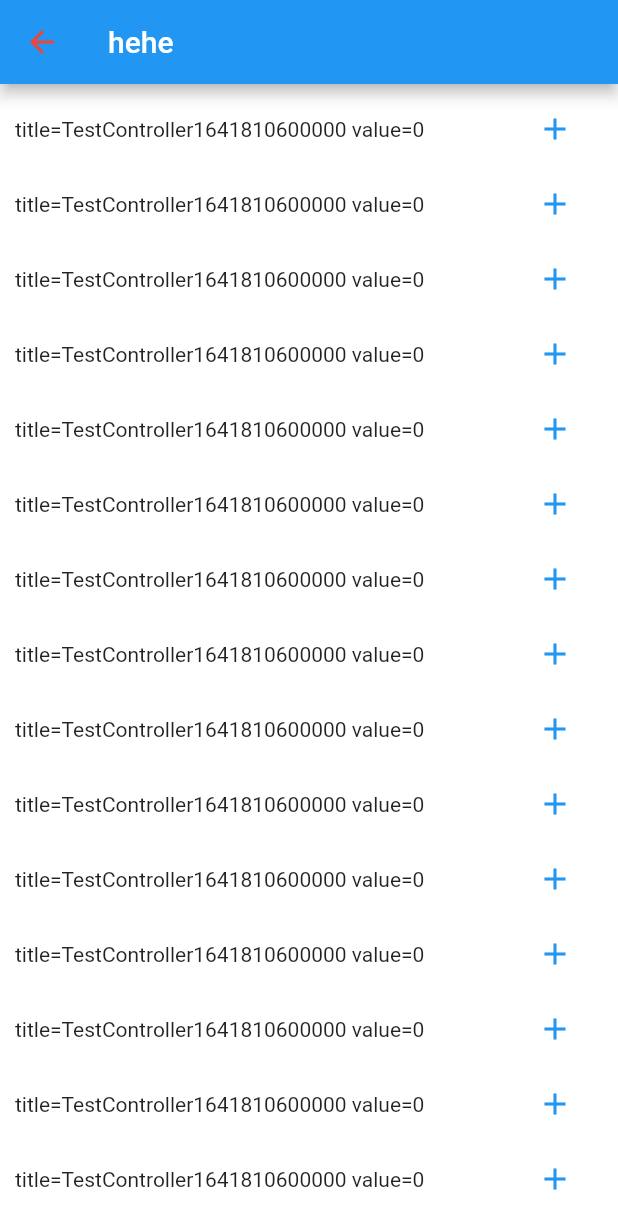
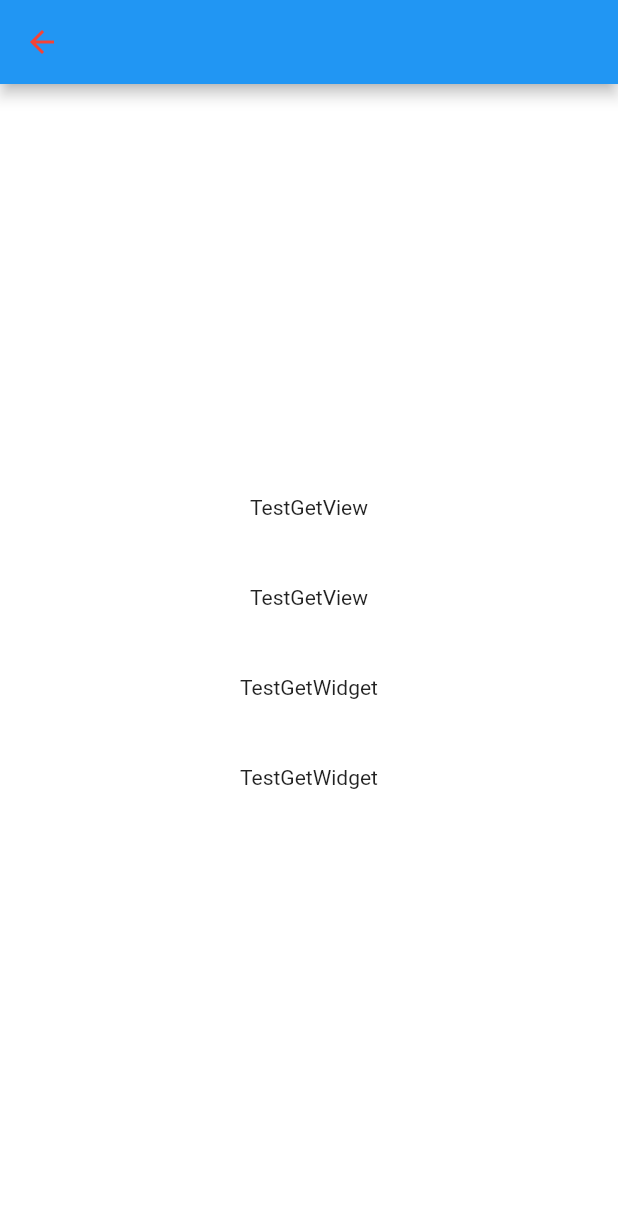
Before and after one commit to iBinbro/fluterApp, a Flutter app: the TestControllerPage screen opened directly, on a phone screen of 412 x 824 dp. Shown: the top 1229 px of the screen. Run offline on Flutter 3.47's test engine with Material 2 defaults, Android fonts, the phone set to English and light mode, and no system bars; our stand-ins replace cached_network_image, date_format, dio, flutter_html, flutter_swiper_null_safety, flutter_widget_from_html and 5 more; missing offline and left inert: circle_list, flutter_inappwebview, flutter_webview_plugin; accounts and stored records are empty.

Commit message:
Get反复进行put测试；GetView GetWidget的区别；

```diff
--- a/flutter_app_study_widgets/lib/main.dart
+++ b/flutter_app_study_widgets/lib/main.dart
@@ -23,6 +23,7 @@ import 'package:flutter_app_study_widgets/appWebviewDemos.dart';
 import 'package:flutter_app_study_widgets/appbar.dart';
 import 'package:flutter_app_study_widgets/appsliverappbar.dart';
 import 'package:flutter_app_study_widgets/assertsImageIcon.dart';
+import 'package:flutter_app_study_widgets/expanded_flexible_text.dart';
 import 'package:get/state_manager.dart';
 import 'appBottomNavigationBar.dart';
 import 'package:get/get.dart';
@@ -58,6 +59,7 @@ class MyApp extends StatelessWidget {
     "async await Future",
     "circle_list 圆形旋转widget 第三方组件使用",
     "webview 各类第三方库",
+    "ExpandedFlexibleText",
   ];
 
   @override
@@ -306,6 +308,11 @@ class MyApp extends StatelessWidget {
                       Get.to(() => WebViews());
                     }
                     break;
+                  case 25:
+                    {
+                      Get.to(() => ExpandedFlexibleText());
+                    }
+                    break;
                 }
               },
             );
--- /dev/null
+++ b/getx_guide/lib/get_controller_study.dart
@@ -0,0 +1,108 @@
+import 'package:flutter/material.dart';
+import 'package:get/get.dart';
+
+//*******GetView GetWidget*******
+//
+
+class TestController extends GetxController {
+  String title = "TestController";
+
+  int testValue = DateTime.now().millisecondsSinceEpoch;
+
+  @override
+  void onInit() {
+    // TODO: implement onInit
+    super.onInit();
+    print("onInit testValue = ${testValue}");
+  }
+}
+
+class TestBindings extends Bindings {
+  @override
+  void dependencies() {
+    //每次Get.find<TestController>()会重新生成一个新的Controller
+    // Get.create(() => TestController());
+    //每次Get.find<TestController>()会返回相同的一个controller
+
+    TestController testController2 = TestController();
+    testController2.testValue = 2;
+    Get.put(testController2);
+    // Get.create(() => testController2);
+
+    TestController testController = TestController();
+    testController.testValue = 1;
+    Get.put(testController);
+    // Get.create(() => testController);
+
+    //这里打印出来的是2  而不是1 后面put的并不会替换掉先put的 put换成create也是一样的效果
+    print("${Get.find<TestController>().testValue}");
+  }
+}
+
+class TestGetView extends GetView<TestController>{
+  @override
+  Widget build(BuildContext context) {
+
+    Get.put(TestController());
+
+    return GestureDetector(
+      onTap: () {
+        //如果controller是create 每一次的controller都是重新生成的
+        // print("TestGetView testValue = ${controller.testValue}");
+
+        TestController testController = TestController();
+        testController.testValue = 999;
+        Get.put(testController, tag: "123");
+        print("TestGetView testValue = ${Get.find<TestController>(tag: "123").testValue}");
+      },
+      child: Container(
+        margin: EdgeInsetsDirectional.only(top: 10),
+        height: 50,
+        child: Text("TestGetView"),
+      ),
+    );
+  }
+}
+
+class TestGetWidget extends GetWidget<TestController>{
+  @override
+  Widget build(BuildContext context) {
+
+    Get.put(TestController());
+
+    return GestureDetector(
+      onTap: () {
+        print("TestGetWidget testValue = ${controller.testValue}");
+      },
+      child: Container(
+        margin: EdgeInsetsDirectional.only(top: 10),
+        height: 50,
+        child: Text("TestGetWidget"),
+      ),
+    );
+  }
+}
+
+class TestControllerPage extends StatelessWidget {
+  const TestControllerPage({Key? key}) : super(key: key);
+
+  @override
+  Widget build(BuildContext context) {
+    return Scaffold(
+      appBar: AppBar(
+        // title: Text(Get.find<TestController>().title),
+      ),
+      body: Center(
+        child: Column(
+          mainAxisSize: MainAxisSize.min,
+          children: [
+            TestGetView(),
+            TestGetView(),
+            TestGetWidget(),
+            TestGetWidget(),
+          ],
+        ),
+      ),
+    );
+  }
+}
--- a/getx_guide/lib/main.dart
+++ b/getx_guide/lib/main.dart
@@ -1,5 +1,7 @@
 import 'package:flutter/material.dart';
 import 'package:get/get.dart';
+
+import 'get_controller_study.dart';
 
 void main() {
   runApp(const MyApp());
@@ -12,7 +14,7 @@ class MyApp extends StatelessWidget {
   Widget build(BuildContext context) {
     return GetMaterialApp(
       title: 'Getx_Guide',
-      getPages: [GetPage(name: "/123", page: () => HandelControllerPage())],
+      getPages: [GetPage(name: "/123", page: () => TestControllerPage())],
       home: const MyHomePage(title: 'Getx_Guide'),
     );
   }
@@ -45,128 +47,9 @@ class _MyHomePageState extends State<MyHomePage> {
               onPressed: () {
                 Get.to(() {
                   return TestControllerPage();
-                }, binding: CountItemBindings());
+                }, binding: TestBindings());
               },
-              child: Icon(Icons.add))),
+              child: Icon(Icons.arrow_forward))),
     );
   }
 }
-
-class TestController extends GetxController {
-  String title = "TestController${DateTime.now().millisecondsSinceEpoch}";
-
-  var intValue = 0.obs;
-}
-
-class TestControllerPage extends StatelessWidget {
-  TestController testController = Get.put(TestController(), tag: "13131321");
-
-  @override
-  Widget build(BuildContext context) {
-    return Scaffold(
-      appBar: AppBar(
-        title: Text("hehe"),
-      ),
-      body: Center(child: ListView.builder(itemBuilder: (context, index) {
-        return Container(
-          padding: EdgeInsetsDirectional.only(
-            start: 10,
-            end: 10,
-            top: 10,
-          ),
-          height: 50,
-          child: CountItem(),
-        );
-      })),
-    );
-  }
-}
-
-class PartController extends GetxController {
-  String title = "PartController${DateTime.now().millisecond}";
-  var intValue = 0.obs;
-}
-
-class CountItemBindings extends Bindings {
-  @override
-  void dependencies() {
-    Get.create(() => TestController());
-    // Get.put(TestController());
-  }
-}
-
-class CountItem extends GetWidget {
-
-  @override
-  // TODO: implement tag
-  String? get tag => super.tag;
-
-  @override
-  // TODO: implement controller
-  get controller => super.controller;
-
-  @override
-  Widget build(BuildContext context) {
-    TestController testController = Get.find();
-
-    return Row(
-      mainAxisAlignment: MainAxisAlignment.spaceBetween,
-      children: [
-        Obx(() {
-          return Text(
-              "title=${testController.title} value=${testController.intValue}");
-        }),
-        TextButton(
-            onPressed: () {
-              // testController.intValue = testController.intValue + 1;
-              Get.to(() {
-                return TestControllerPage();
-              }, preventDuplicates: false, binding: CountItemBindings());
-            },
-            child: Icon(Icons.add))
-      ],
-    );
-  }
-}
-
-class HandelControllerPage extends StatefulWidget {
-  const HandelControllerPage({Key? key}) : super(key: key);
-
-  @override
-  _HandelControllerPageState createState() => _HandelControllerPageState();
-}
-
-class _HandelControllerPageState extends State<HandelControllerPage> {
-  // @override
-  // void initState() {
-  //   // TODO: implement initState
-  //   super.initState();
-  //   TestController controller = Get.find();
-  //   print("HHH = ${controller.title}");
-  // }
-  //
-  // @override
-  // void didChangeDependencies() {
-  //   // TODO: implement didChangeDependencies
-  //   super.didChangeDependencies();
-  //   TestController controller = Get.find();
-  //   print("XXX = ${controller.title}");
-  // }
-
-  @override
-  Widget build(BuildContext context) {
-    return Scaffold(
-      appBar: AppBar(
-        title: Text("xixi"),
-      ),
-      body: Center(
-          // Center is a layout widget. It takes a single child and positions it
-          // in the middle of the parent.
-          child: TextButton(
-              onPressed: () {
-                Get.offNamed("/123", preventDuplicates: false);
-              },
-              child: Icon(Icons.add))),
-    );
-  }
-}
```
Also changed, not shown: flutter_app_study_widgets/lib/expanded_flexible_text.dart (added, +46 -0 lines).
